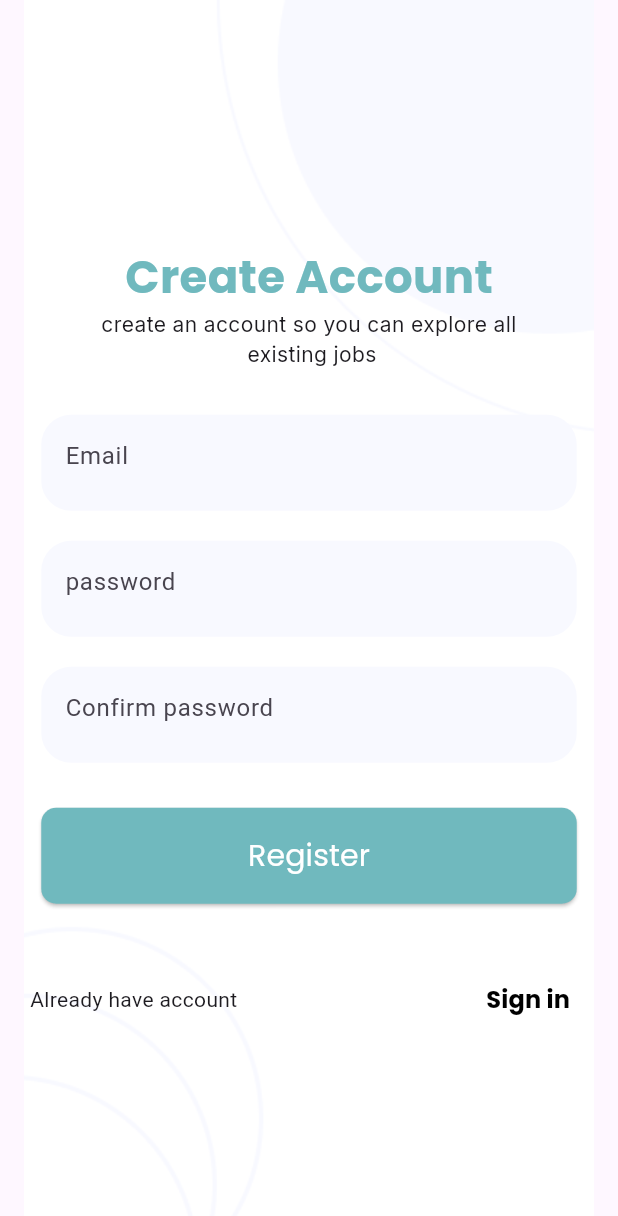
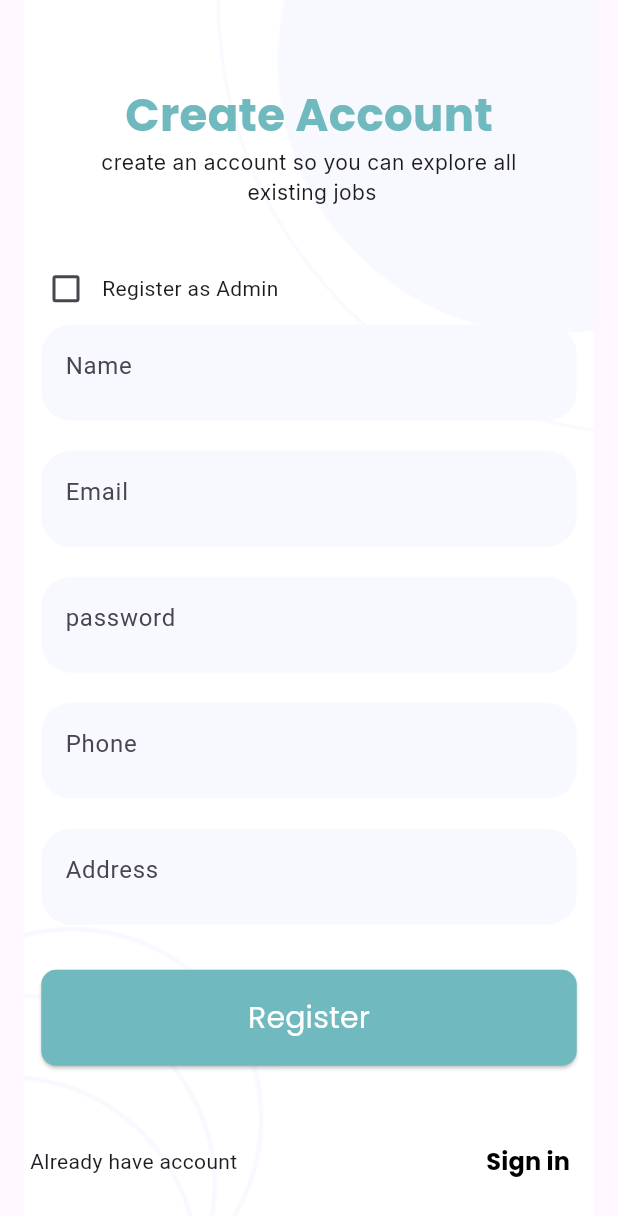
Before and after one commit to Faysal-Maxamed/Restaurant-App, a Flutter app: the RegisterScreen screen opened directly, after a tap on "Register", on a phone screen of 412 x 824 dp. Shown: the top 1216 px of the screen. Run offline on Flutter 3.47's test engine with Material 3 defaults, Android fonts, the phone set to English and light mode, and no system bars; drawn by our look-alikes of modal_progress_hud_nsn; our stand-ins replace get_storage, google_fonts, line_icons; accounts and stored records are empty.

Commit message:
login_provider added

```diff
--- a/lib/constant/constant.dart
+++ b/lib/constant/constant.dart
@@ -2,3 +2,6 @@ import 'package:flutter/material.dart';
 
 const Color backgrounclr = Color(0xffF8F9FF);
 const Color btnclr = Color(0xff70B9BE);
+String endpoint = "http://192.168.18.8:5000/api/";
+
+const String isloggedIn = "isloggedIn";
--- /dev/null
+++ b/lib/controller/register_provider.dart
@@ -0,0 +1,81 @@
+import 'dart:convert';
+import 'package:flutter/material.dart';
+import 'package:resturent_app/constant/constant.dart';
+import 'package:resturent_app/pages/login.dart';
+import 'package:http/http.dart' as http;
+
+class RegisterProvider extends ChangeNotifier {
+  String? _name;
+  String? _email;
+  String? _password;
+  String? _phone;
+  String? _address;
+  bool isLoading = false;
+  bool _isAdmin = false;
+
+  String get name => _name!;
+  String get email => _email!;
+  String get password => _password!;
+  String get phone => _phone!;
+  String get address => _address!;
+  bool get isadmin => _isAdmin!;
+
+  void getname(String name) {
+    _name = name;
+    notifyListeners();
+  }
+
+  void getemail(String email) {
+    _email = email;
+    notifyListeners();
+  }
+
+  void getPassword(String password) {
+    _password = password;
+    notifyListeners();
+  }
+
+  void getPhone(String phone) {
+    _phone = phone;
+    notifyListeners();
+  }
+
+  void getAddress(String address) {
+    _address = address;
+    notifyListeners();
+  }
+
+  void getIsAdmin(bool value) {
+    _isAdmin = value;
+    notifyListeners();
+  }
+
+  Register(BuildContext context) async {
+    var date = <String, dynamic>{
+      "name": name,
+      "email": email,
+      "password": password,
+      "phone": phone,
+      "address": address,
+      "isAdmin": isadmin,
+    };
+    var response = await http.post(
+      Uri.parse(endpoint + "users"),
+      body: jsonEncode(date),
+      headers: {"Content-Type": "application/json"},
+    );
+    if (response.statusCode == 201) {
+      Navigator.push(
+        context,
+        MaterialPageRoute(
+          builder: (_) => LoginScreen(),
+        ),
+      );
+      SnackBar(content: Text("rrr"));
+    } else {
+      ScaffoldMessenger.of(context).showSnackBar(
+        SnackBar(content: Text('already exits')),
+      );
+    }
+  }
+}
--- /dev/null
+++ b/lib/models/login_model.dart
@@ -0,0 +1,57 @@
+class LoginModel {
+  String? sId;
+  String? name;
+  String? email;
+  String? password;
+  bool? isAdmin;
+  int? phone;
+  String? address;
+  List<dynamic>? cart;
+  List<dynamic>? wishlist;
+  int? iV;
+
+  LoginModel({
+    this.sId,
+    this.name,
+    this.email,
+    this.password,
+    this.isAdmin,
+    this.phone,
+    this.address,
+    this.cart,
+    this.wishlist,
+    this.iV,
+  });
+
+  LoginModel.fromJson(Map<String, dynamic> json) {
+    sId = json['_id'];
+    name = json['name'];
+    email = json['email'];
+    password = json['password'];
+    isAdmin = json['isAdmin'];
+    phone = json['phone'];
+    address = json['address'];
+    cart = json['cart'] != null ? List<dynamic>.from(json['cart']) : null;
+    wishlist = json['wishlist'] != null ? List<dynamic>.from(json['wishlist']) : null;
+    iV = json['__v'];
+  }
+
+  Map<String, dynamic> toJson() {
+    final Map<String, dynamic> data = {};
+    data['_id'] = this.sId;
+    data['name'] = this.name;
+    data['email'] = this.email;
+    data['password'] = this.password;
+    data['isAdmin'] = this.isAdmin;
+    data['phone'] = this.phone;
+    data['address'] = this.address;
+    if (this.cart != null) {
+      data['cart'] = this.cart;
+    }
+    if (this.wishlist != null) {
+      data['wishlist'] = this.wishlist;
+    }
+    data['__v'] = this.iV;
+    return data;
+  }
+}
--- a/lib/pages/breakfast_page.dart
+++ b/lib/pages/breakfast_page.dart
@@ -3,7 +3,6 @@ import 'package:google_fonts/google_fonts.dart';
 import 'package:resturent_app/constant/constant.dart';
 import 'package:resturent_app/pages/breakfast_detail_page.dart';
 import 'package:resturent_app/widgets/popular_recips_widget.dart';
-
 class BreakfastPageScreen extends StatelessWidget {
   const BreakfastPageScreen({super.key});
 
--- a/lib/pages/register.dart
+++ b/lib/pages/register.dart
@@ -1,6 +1,9 @@
 import 'package:flutter/material.dart';
 import 'package:google_fonts/google_fonts.dart';
+import 'package:modal_progress_hud_nsn/modal_progress_hud_nsn.dart';
+import 'package:provider/provider.dart';
 import 'package:resturent_app/constant/constant.dart';
+import 'package:resturent_app/controller/register_provider.dart';
 import 'package:resturent_app/pages/login.dart';
 
 class RegisterScreen extends StatelessWidget {
@@ -8,7 +11,10 @@ class RegisterScreen extends StatelessWidget {
 
   @override
   Widget build(BuildContext context) {
-    return Scaffold(
+    return Consumer<RegisterProvider>(builder: (context, register, _) {
+      return ModalProgressHUD(
+        inAsyncCall: register.isLoading,
+        child: Scaffold(
           body: Container(
             height: double.infinity,
             width: double.infinity,
@@ -41,6 +47,19 @@ class RegisterScreen extends StatelessWidget {
                   SizedBox(
                     height: 30,
                   ),
+                  Row(
+                    children: [
+                      Checkbox(
+                        value: context.read<RegisterProvider>().isadmin,
+                        onChanged: (value) {
+                          context
+                              .read<RegisterProvider>()
+                              .getIsAdmin(value!); // Set the new value
+                        },
+                      ),
+                      Text("Register as Admin"),
+                    ],
+                  ),
                   Container(
                     width: 357,
                     height: 64,
@@ -49,6 +68,27 @@ class RegisterScreen extends StatelessWidget {
                       borderRadius: BorderRadius.circular(20),
                     ),
                     child: TextField(
+                      onChanged: (value) =>
+                          context.read<RegisterProvider>().getname(value),
+                      decoration: InputDecoration(
+                        hintText: "Name",
+                        border: OutlineInputBorder(borderSide: BorderSide.none),
+                      ),
+                    ),
+                  ),
+                  SizedBox(
+                    height: 20,
+                  ),
+                  Container(
+                    width: 357,
+                    height: 64,
+                    decoration: BoxDecoration(
+                      color: backgrounclr,
+                      borderRadius: BorderRadius.circular(20),
+                    ),
+                    child: TextField(
+                      onChanged: (value) =>
+                          context.read<RegisterProvider>().getemail(value),
                       decoration: InputDecoration(
                         hintText: "Email",
                         border: OutlineInputBorder(borderSide: BorderSide.none),
@@ -66,6 +106,9 @@ class RegisterScreen extends StatelessWidget {
                       borderRadius: BorderRadius.circular(20),
                     ),
                     child: TextField(
+                      obscureText: true,
+                      onChanged: (value) =>
+                          context.read<RegisterProvider>().getPassword(value),
                       decoration: InputDecoration(
                         hintText: "password",
                         border: OutlineInputBorder(borderSide: BorderSide.none),
@@ -83,9 +126,29 @@ class RegisterScreen extends StatelessWidget {
                       borderRadius: BorderRadius.circular(20),
                     ),
                     child: TextField(
-                  obscureText: true,
+                      onChanged: (value) =>
+                          context.read<RegisterProvider>().getPhone(value),
                       decoration: InputDecoration(
-                    hintText: "Confirm password",
+                        hintText: "Phone",
+                        border: OutlineInputBorder(borderSide: BorderSide.none),
+                      ),
+                    ),
+                  ),
+                  SizedBox(
+                    height: 20,
+                  ),
+                  Container(
+                    width: 357,
+                    height: 64,
+                    decoration: BoxDecoration(
+                      color: backgrounclr,
+                      borderRadius: BorderRadius.circular(20),
+                    ),
+                    child: TextField(
+                      onChanged: (value) =>
+                          context.read<RegisterProvider>().getAddress(value),
+                      decoration: InputDecoration(
+                        hintText: "Address",
                         border: OutlineInputBorder(borderSide: BorderSide.none),
                       ),
                     ),
@@ -94,7 +157,9 @@ class RegisterScreen extends StatelessWidget {
                     height: 30,
                   ),
                   ElevatedButton(
-                onPressed: () {},
+                    onPressed: () =>
+                        Provider.of<RegisterProvider>(context, listen: false)
+                            .Register(context),
                     style: ElevatedButton.styleFrom(
                       minimumSize: Size(357, 64),
                       backgroundColor: btnclr,
@@ -118,8 +183,10 @@ class RegisterScreen extends StatelessWidget {
                       Spacer(),
                       TextButton(
                           onPressed: () {
-                        Navigator.push(context,
-                            MaterialPageRoute(builder: (_) => LoginScreen()));
+                            Navigator.push(
+                                context,
+                                MaterialPageRoute(
+                                    builder: (_) => LoginScreen()));
                           },
                           child: Text(
                             "Sign in",
@@ -134,6 +201,8 @@ class RegisterScreen extends StatelessWidget {
               ),
             ),
           ),
+        ),
       );
+    });
   }
 }
```
Also changed, not shown: lib/controller/login_provider.dart (added, +74 -0 lines), lib/main.dart (+23 -2 lines), lib/pages/login.dart (+15 -6 lines), pubspec.yaml (+4 -62 lines), pubspec.lock. Lines whose indentation alone changed are shown as unchanged.
